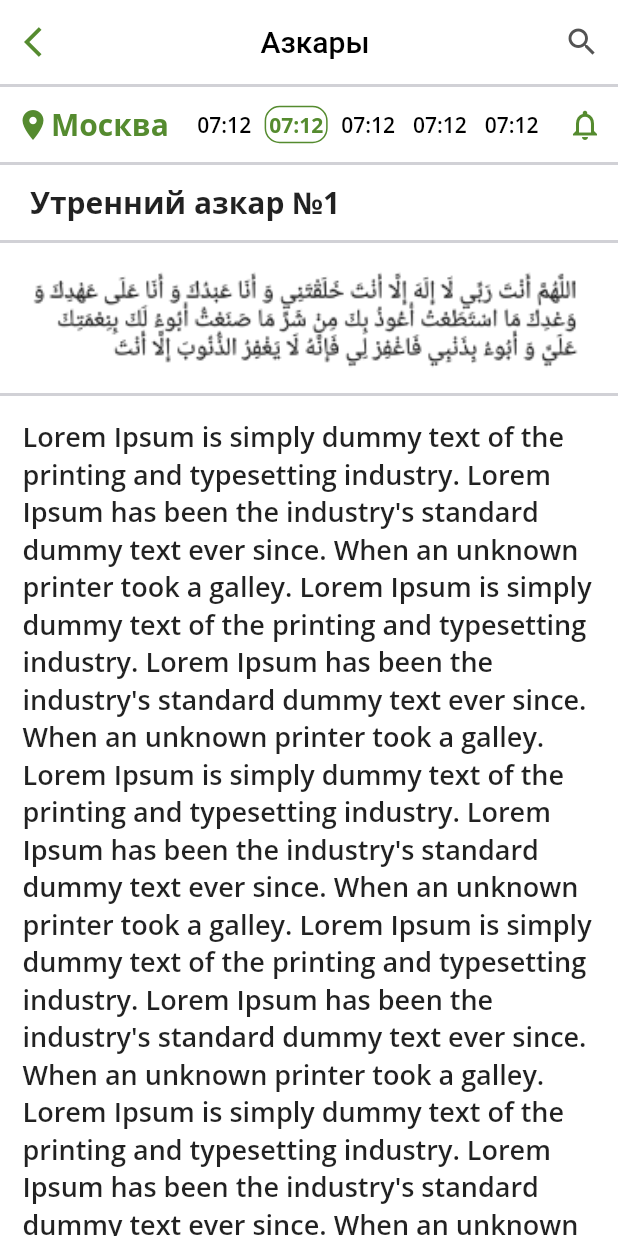
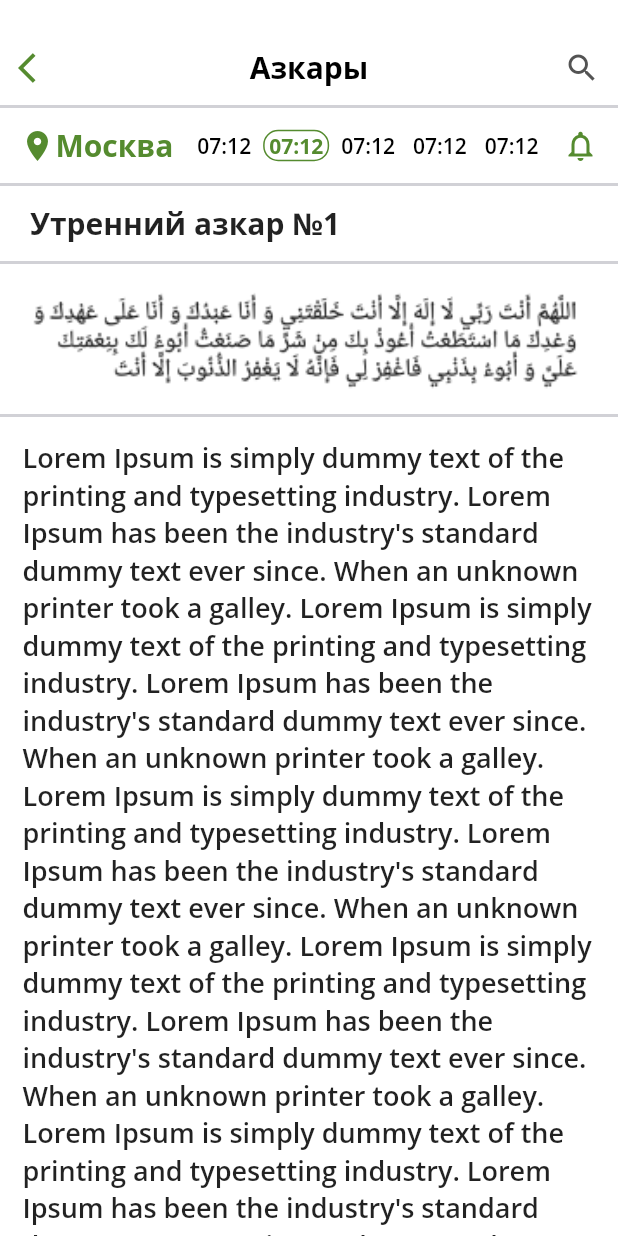
Before and after one commit to AlexandrNavozenko/flutter_azkari_app, a Flutter app: the screen it shows after launch, after a tap on "Посмотреть >", on a phone screen of 412 x 824 dp. Run offline on Flutter 3.47's test engine with Material 2 defaults, Android fonts, the phone set to English and light mode, and no system bars; our stand-ins replace google_fonts.

Commit message:
update by comment

```diff
--- a/lib/constants.dart
+++ b/lib/constants.dart
@@ -1,4 +1,5 @@
 import 'package:flutter/material.dart';
+import 'package:google_fonts/google_fonts.dart';
 
 const kTextColor = Color(0xFF535353);
 const kDefaultTextColor = Color(0xFF558B2F);
--- a/lib/main.dart
+++ b/lib/main.dart
@@ -21,9 +21,6 @@ class MyApp extends StatelessWidget {
       debugShowCheckedModeBanner: false,
       title: 'Flutter Azkari app',
       theme: ThemeData(
-        textTheme: GoogleFonts.openSansTextTheme(
-          Theme.of(context).textTheme,
-        ),
         visualDensity: VisualDensity.adaptivePlatformDensity,
       ),
       home: HomeScreen(),
--- a/lib/screens/azkary/azkary.dart
+++ b/lib/screens/azkary/azkary.dart
@@ -12,31 +12,7 @@ class Azkary extends StatelessWidget {
     final List<AzkaryModel> azkariesByType = azkaries.where((element) => element.typeAczaryId == arguments['id']).toList();
     return Scaffold(
       backgroundColor: kDefaultBackgroundColorColor,
-      appBar: _buildAppBar(context),
       body: Body(azkariesByType: azkariesByType),
     );
   }
-
-  AppBar _buildAppBar(BuildContext context) {
-    return AppBar(
-      elevation: 0,
-      backgroundColor: Colors.white,
-      title: Center(
-          child: Text(
-            'Азкары',
-            style: TextStyle(color: Colors.black),
-          )),
-      leading: IconButton(
-          icon: Icon(
-            Icons.arrow_back_ios,
-            color: kDefaultTextColor,
-          ),
-          onPressed: () => Navigator.pop(context)),
-      actions: [
-        IconButton(
-            icon: Icon(Icons.search, color: kTextColor),
-            onPressed: () => print('press SEARCH')),
-      ],
-    );
-  }
 }
--- a/lib/screens/azkary/components/body.dart
+++ b/lib/screens/azkary/components/body.dart
@@ -1,5 +1,6 @@
 import 'package:flutter/material.dart';
 import 'package:flutter_azkari_app/model/Azkary_model.dart';
+import 'package:flutter_azkari_app/screens/components/BuildAppBar.dart';
 import 'package:flutter_azkari_app/screens/components/time_header.dart';
 
 import 'detail_card.dart';
@@ -17,6 +18,9 @@ class Body extends StatelessWidget {
     return SingleChildScrollView(
       child: Column(
         children: [
+          BuildAppBar(
+            pressBtbBack: () => Navigator.pop(context),
+          ),
           TimeHeader(),
           ...List.generate(
             azkariesByType.length,
--- a/lib/screens/azkary/components/detail_card.dart
+++ b/lib/screens/azkary/components/detail_card.dart
@@ -1,4 +1,5 @@
 import 'package:flutter/material.dart';
+import 'package:google_fonts/google_fonts.dart';
 
 import '../../../constants.dart';
 
@@ -28,7 +29,7 @@ class DetailCard extends StatelessWidget {
             alignment: Alignment.centerLeft,
             child: Text(
               title,
-              style: TextStyle(fontWeight: FontWeight.bold, fontSize: 20.0),
+              style: GoogleFonts.openSans(fontWeight: FontWeight.bold, fontSize: 20.0),
             ),
           ),
           Container(
@@ -49,7 +50,7 @@ class DetailCard extends StatelessWidget {
             padding: EdgeInsets.symmetric(horizontal: 15.0, vertical: 15.0),
             child: Text(
               description,
-              style: TextStyle(fontWeight: FontWeight.w600, fontSize: 18.0),
+              style: GoogleFonts.openSans(fontWeight: FontWeight.w600, fontSize: 18.0),
             ),
           ),
         ],
--- /dev/null
+++ b/lib/screens/components/BuildAppBar.dart
@@ -0,0 +1,47 @@
+import 'package:flutter/material.dart';
+import 'package:google_fonts/google_fonts.dart';
+
+import '../../constants.dart';
+
+class BuildAppBar extends StatelessWidget {
+  const BuildAppBar({
+    Key key,
+    @required this.pressBtbBack,
+  }) : super(key: key);
+
+  final Function pressBtbBack;
+
+  @override
+  Widget build(BuildContext context) {
+    return Container(
+      padding: EdgeInsets.only(
+        top: 20.0,
+      ),
+      color: Colors.white,
+      height: 70.0,
+      width: double.infinity,
+      child: Row(
+        mainAxisAlignment: MainAxisAlignment.spaceBetween,
+        children: [
+          IconButton(
+            icon: Icon(
+              Icons.arrow_back_ios,
+              color: kDefaultTextColor,
+            ),
+            onPressed: pressBtbBack,
+          ),
+          Text(
+            'Азкары',
+            style: GoogleFonts.openSans(
+                color: Colors.black,
+                fontWeight: FontWeight.bold,
+                fontSize: 20.0),
+          ),
+          IconButton(
+              icon: Icon(Icons.search, color: kTextColor),
+              onPressed: () => print('press SEARCH')),
+        ],
+      ),
+    );
+  }
+}
--- a/lib/screens/components/time_decoration.dart
+++ b/lib/screens/components/time_decoration.dart
@@ -1,4 +1,5 @@
 import 'package:flutter/material.dart';
+import 'package:google_fonts/google_fonts.dart';
 
 import '../../constants.dart';
 
@@ -15,8 +16,8 @@ class TimeDecoration extends StatelessWidget {
   @override
   Widget build(BuildContext context) {
     return Container(
-      padding: EdgeInsets.all(2.0),
-      margin: EdgeInsets.symmetric(horizontal: 3.0),
+      padding: EdgeInsets.symmetric(horizontal:3.0),
+      margin: EdgeInsets.all(2.0),
       decoration: BoxDecoration(
         border: Border.all(
           width: 1.0,
@@ -28,7 +29,7 @@ class TimeDecoration extends StatelessWidget {
       ),
       child: Text(
         '07:12',
-        style: TextStyle(
+        style: GoogleFonts.openSans(
           color: isDecoration ? kDefaultTextColor : Colors.black,
           fontSize: 14.0,
           fontWeight: isDecoration ? FontWeight.bold : FontWeight.w600,
--- a/lib/screens/components/time_header.dart
+++ b/lib/screens/components/time_header.dart
@@ -1,4 +1,5 @@
 import 'package:flutter/material.dart';
+import 'package:google_fonts/google_fonts.dart';
 
 import '../../constants.dart';
 import 'time_decoration.dart';
@@ -16,7 +17,7 @@ class TimeHeader extends StatelessWidget {
         color: Colors.white,
         height: 50.0,
         width: double.infinity,
-        padding: EdgeInsets.symmetric(horizontal: 10.0),
+        padding: EdgeInsets.symmetric(horizontal: 13.0),
         child: Row(
           mainAxisAlignment: MainAxisAlignment.spaceBetween,
           crossAxisAlignment: CrossAxisAlignment.center,
@@ -30,7 +31,7 @@ class TimeHeader extends StatelessWidget {
                 ),
                 Text(
                   'Москва',
-                  style: TextStyle(
+                  style: GoogleFonts.openSans(
                     color: kDefaultTextColor,
                     fontWeight: FontWeight.bold,
                     fontSize: 20.0,
--- a/lib/screens/home/components/azkary_card.dart
+++ b/lib/screens/home/components/azkary_card.dart
@@ -1,4 +1,5 @@
 import 'package:flutter/material.dart';
+import 'package:google_fonts/google_fonts.dart';
 
 import '../../../constants.dart';
 
@@ -18,7 +19,7 @@ class AzkaryCard extends StatelessWidget {
   Widget build(BuildContext context) {
     return Container(
       margin: EdgeInsets.only(top: kDefaultPadding),
-      padding: EdgeInsets.all(15.0),
+      padding: EdgeInsets.all(16.0),
       color: Colors.white,
       height: 180.0,
       width: double.infinity,
@@ -37,7 +38,7 @@ class AzkaryCard extends StatelessWidget {
             left: 20.0,
             child: Text(
               title,
-              style: TextStyle(
+              style: GoogleFonts.openSans(
                   color: Colors.white,
                   fontSize: 18.0),
             ),
@@ -55,7 +56,7 @@ class AzkaryCard extends StatelessWidget {
               },
               child: Text(
                 'Посмотреть >',
-                style: TextStyle(
+                style: GoogleFonts.openSans(
                     color: kDefaultTextColor,
                     fontSize: 16.0),
               ),
--- a/lib/screens/home/components/body.dart
+++ b/lib/screens/home/components/body.dart
@@ -1,6 +1,8 @@
 import 'package:flutter/material.dart';
 import 'package:flutter_azkari_app/model/type_of_azkary_model.dart';
+import 'package:flutter_azkari_app/screens/components/BuildAppBar.dart';
 
+import '../../../constants.dart';
 import 'azkary_card.dart';
 import '../../components/time_header.dart';
 
@@ -14,10 +16,11 @@ class Body extends StatelessWidget {
     return SingleChildScrollView(
       child: Column(
         children: [
+          BuildAppBar(pressBtbBack: () => print('press BACK'),),
           TimeHeader(),
           ...List.generate(
             typeOfAzkaries.length,
-                (index) => AzkaryCard(
+            (index) => AzkaryCard(
               id: typeOfAzkaries[index].id,
               title: typeOfAzkaries[index].title,
               image: typeOfAzkaries[index].image,
--- a/lib/screens/home/home_screen.dart
+++ b/lib/screens/home/home_screen.dart
@@ -10,31 +10,7 @@ class HomeScreen extends StatelessWidget {
   Widget build(BuildContext context) {
     return Scaffold(
       backgroundColor: kDefaultBackgroundColorColor,
-      appBar: _buildAppBar(),
       body: Body(),
     );
   }
-
-  AppBar _buildAppBar() {
-    return AppBar(
-      elevation: 0,
-      backgroundColor: Colors.white,
-      title: Center(
-          child: Text(
-        'Азкари',
-        style: TextStyle(color: Colors.black),
-      )),
-      leading: IconButton(
-          icon: Icon(
-            Icons.arrow_back_ios,
-            color: kDefaultTextColor,
-          ),
-          onPressed: () => print('press BACK')),
-      actions: [
-        IconButton(
-            icon: Icon(Icons.search, color: kTextColor),
-            onPressed: () => print('press SEARCH')),
-      ],
-    );
-  }
 }
--- a/pubspec.yaml
+++ b/pubspec.yaml
@@ -23,7 +23,7 @@ environment:
 dependencies:
   flutter:
     sdk: flutter
-  google_fonts:
+  google_fonts: ^1.1.0
 
 
   # The following adds the Cupertino Icons font to your application.
```
